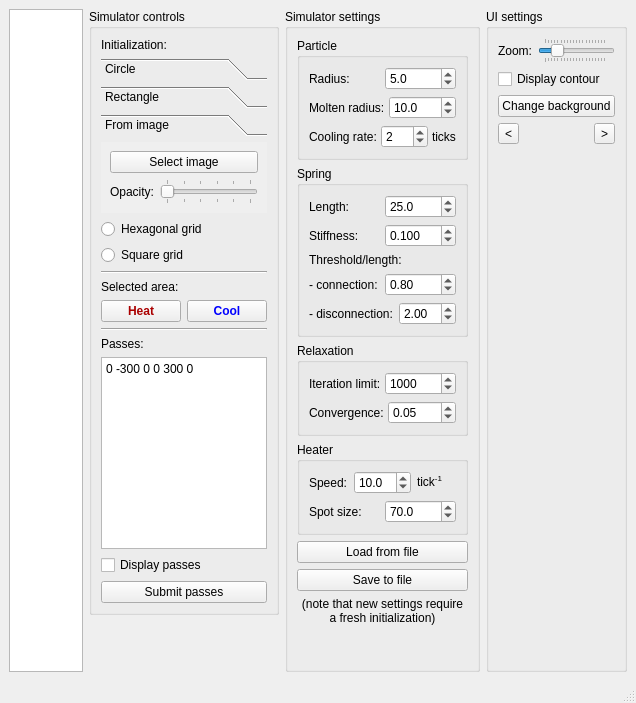
Before: the Qt Designer form simulator/ui/mainwindow.ui in dantrag/spring_simulator, drawn with Qt 5.
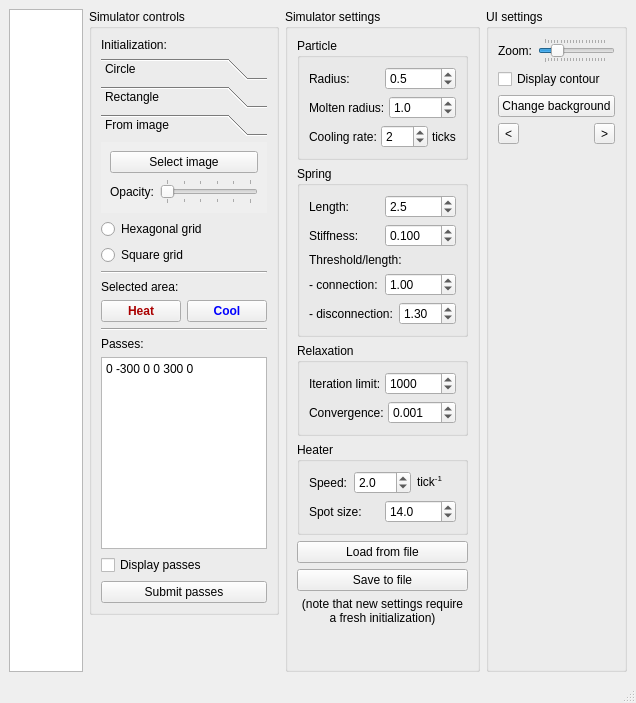
After: the same form once the commit is applied.

```diff
--- a/simulator/ui/mainwindow.ui
+++ b/simulator/ui/mainwindow.ui
@@ -531,7 +531,7 @@
                <double>999.000000000000000</double>
               </property>
               <property name="value">
-               <double>5.000000000000000</double>
+               <double>0.500000000000000</double>
               </property>
              </widget>
             </item>
@@ -561,7 +561,7 @@
                <double>999.000000000000000</double>
               </property>
               <property name="value">
-               <double>10.000000000000000</double>
+               <double>1.000000000000000</double>
               </property>
              </widget>
             </item>
@@ -634,7 +634,7 @@
                <double>999.000000000000000</double>
               </property>
               <property name="value">
-               <double>25.000000000000000</double>
+               <double>2.500000000000000</double>
               </property>
              </widget>
             </item>
@@ -707,7 +707,7 @@
                <double>0.100000000000000</double>
               </property>
               <property name="value">
-               <double>0.800000000000000</double>
+               <double>1.000000000000000</double>
               </property>
              </widget>
             </item>
@@ -737,7 +737,7 @@
                <double>0.100000000000000</double>
               </property>
               <property name="value">
-               <double>2.000000000000000</double>
+               <double>1.300000000000000</double>
               </property>
              </widget>
             </item>
@@ -794,7 +794,7 @@
             <item>
              <widget class="QDoubleSpinBox" name="relaxation_convergence_spinbox">
               <property name="decimals">
-               <number>2</number>
+               <number>3</number>
               </property>
               <property name="minimum">
                <double>0.000000000000000</double>
@@ -806,7 +806,7 @@
                <double>0.010000000000000</double>
               </property>
               <property name="value">
-               <double>0.050000000000000</double>
+               <double>0.001000000000000</double>
               </property>
              </widget>
             </item>
@@ -842,7 +842,7 @@
                <double>999.000000000000000</double>
               </property>
               <property name="value">
-               <double>10.000000000000000</double>
+               <double>2.000000000000000</double>
               </property>
              </widget>
             </item>
@@ -879,7 +879,7 @@
                <double>999.000000000000000</double>
               </property>
               <property name="value">
-               <double>70.000000000000000</double>
+               <double>14.000000000000000</double>
               </property>
              </widget>
             </item>
```
